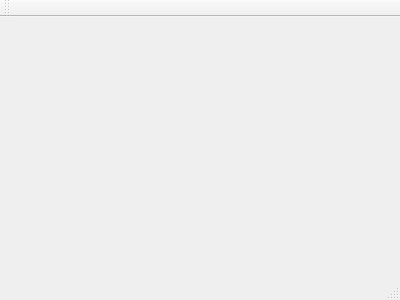
Qt form P1-VN/VonNeumanABinario/mainwindow.ui (LSOO/CompiladorArquiII) before a commit.
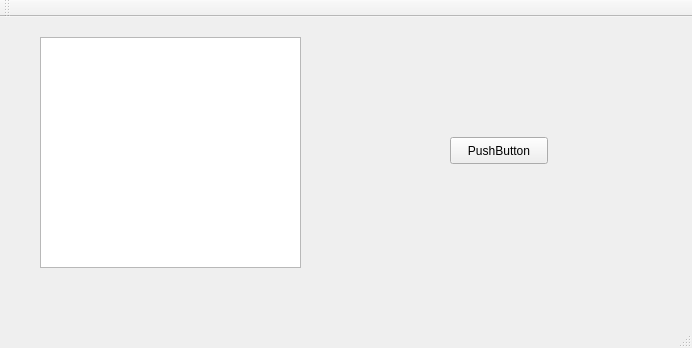
The same form after that commit.

The edit to the form file:
```diff
--- a/P1-VN/VonNeumanABinario/mainwindow.ui
+++ b/P1-VN/VonNeumanABinario/mainwindow.ui
@@ -6,14 +6,38 @@
    <rect>
     <x>0</x>
     <y>0</y>
-    <width>400</width>
-    <height>300</height>
+    <width>692</width>
+    <height>348</height>
    </rect>
   </property>
   <property name="windowTitle">
    <string>MainWindow</string>
   </property>
-  <widget class="QWidget" name="centralWidget"/>
+  <widget class="QWidget" name="centralWidget">
+   <widget class="QTextEdit" name="textEdit">
+    <property name="geometry">
+     <rect>
+      <x>40</x>
+      <y>20</y>
+      <width>261</width>
+      <height>231</height>
+     </rect>
+    </property>
+   </widget>
+   <widget class="QPushButton" name="pushButton">
+    <property name="geometry">
+     <rect>
+      <x>450</x>
+      <y>120</y>
+      <width>98</width>
+      <height>27</height>
+     </rect>
+    </property>
+    <property name="text">
+     <string>PushButton</string>
+    </property>
+   </widget>
+  </widget>
   <widget class="QMenuBar" name="menuBar">
    <property name="geometry">
     <rect>
```
Left out of the diff: 2 changed lines with no effect on the pictures.
